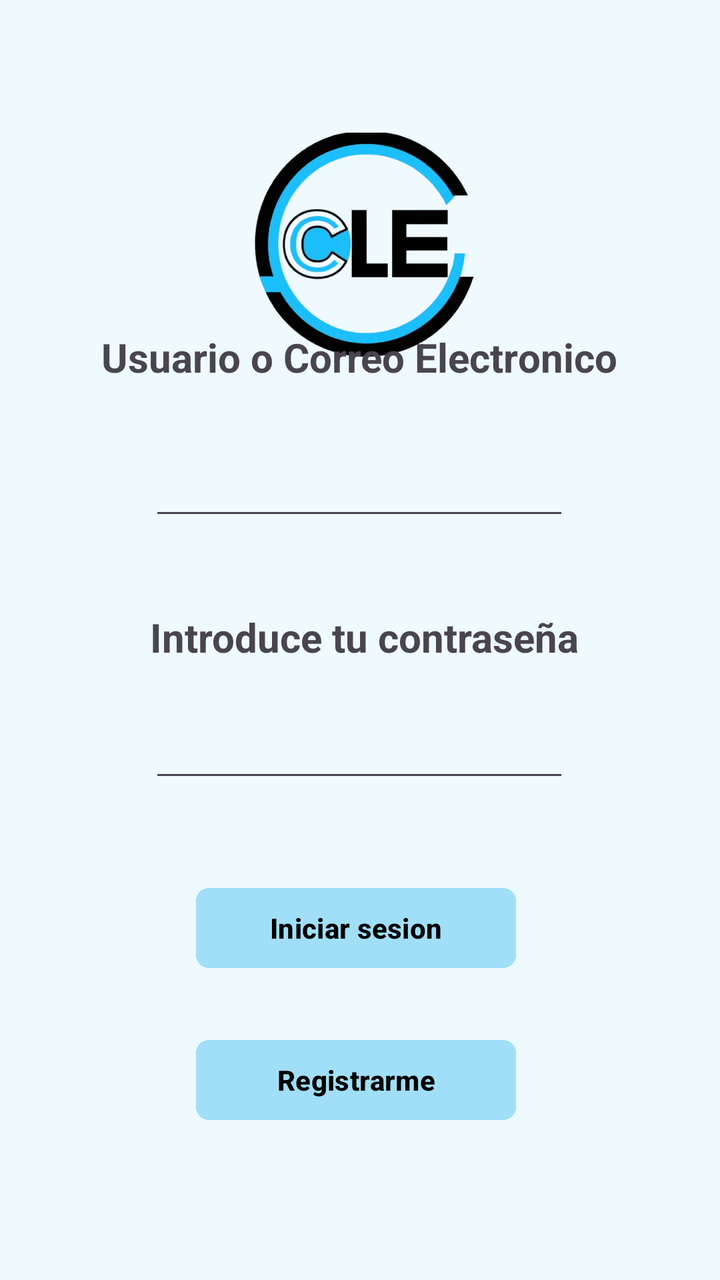
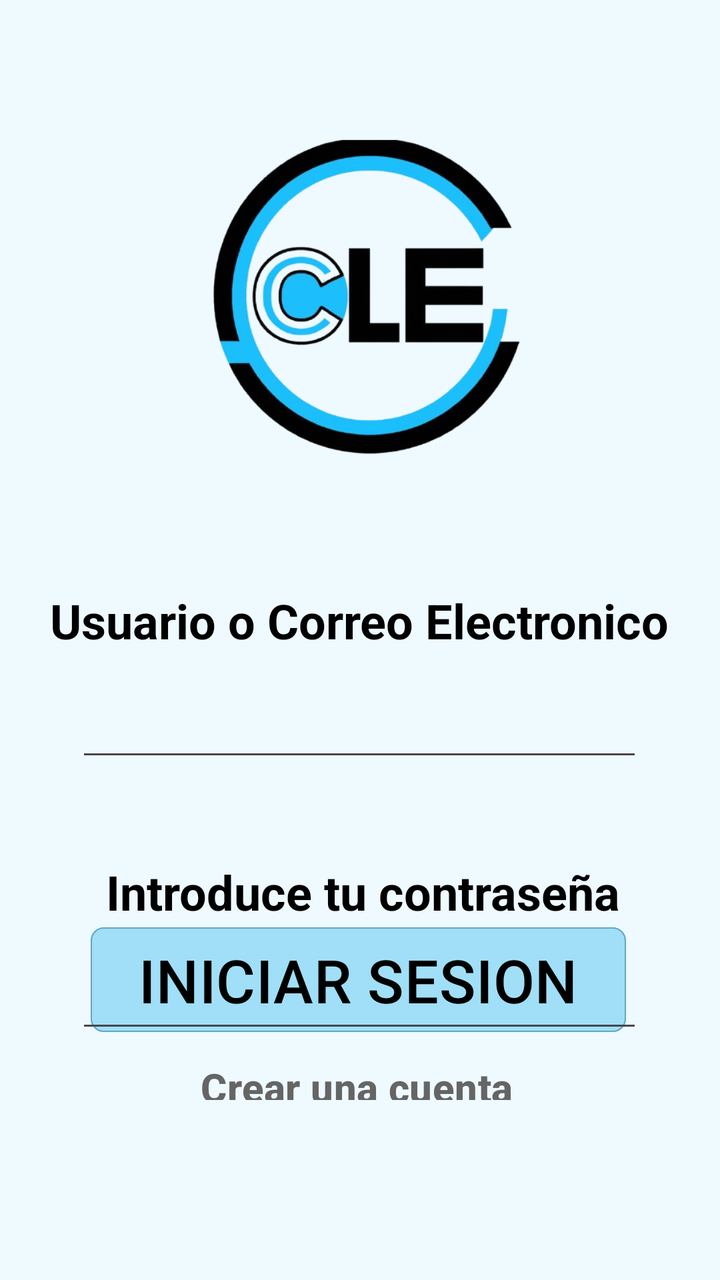

Two renders of the same Android screen: before a commit and after it. Below are the layout's source before the change and the commit's diff.
<!-- AndroidManifest.xml: application theme Theme.CuidaLe -->
<!-- res/layout/fragment_inicio_ses.xml -->
<?xml version="1.0" encoding="utf-8"?>
<FrameLayout xmlns:android="http://schemas.android.com/apk/res/android"
    xmlns:app="http://schemas.android.com/apk/res-auto"
    xmlns:tools="http://schemas.android.com/tools"
    android:layout_width="match_parent"
    android:layout_height="match_parent"
    android:background="@color/fondo"
    tools:context=".FragmentInicioSes">

    <androidx.constraintlayout.widget.ConstraintLayout
        android:layout_width="match_parent"
        android:layout_height="match_parent">

        <TextView
            android:id="@+id/textView9"
            android:layout_width="wrap_content"
            android:layout_height="wrap_content"
            android:layout_marginBottom="108dp"
            android:text="@string/Password"
            android:textSize="20sp"
            android:textStyle="bold"
            app:layout_constraintBottom_toTopOf="@+id/bInicio"
            app:layout_constraintEnd_toEndOf="parent"
            app:layout_constraintHorizontal_bias="0.515"
            app:layout_constraintStart_toStartOf="parent" />

        <Button
            android:id="@+id/bInicio"
            android:layout_width="160sp"
            android:layout_height="wrap_content"
            android:layout_marginBottom="28dp"
            android:backgroundTint="@color/boton"
            android:onClick="inicioSesion"
            android:text="@string/botonInicioSesion"
            android:textColor="#000000"
            android:textStyle="bold"
            app:cornerRadius="20px"
            app:layout_constraintBottom_toTopOf="@+id/bRegistro"
            app:layout_constraintEnd_toEndOf="parent"
            app:layout_constraintHorizontal_bias="0.49"
            app:layout_constraintStart_toStartOf="parent" />

        <EditText
            android:id="@+id/usuario"
            android:layout_width="wrap_content"
            android:layout_height="wrap_content"
            android:layout_marginBottom="40dp"
            android:ems="10"
            android:inputType="text"
            android:minHeight="48dp"
            app:layout_constraintBottom_toTopOf="@+id/textView9"
            app:layout_constraintEnd_toEndOf="parent"
            app:layout_constraintHorizontal_bias="0.497"
            app:layout_constraintStart_toStartOf="parent"
            tools:ignore="SpeakableTextPresentCheck" />

        <ImageView
            android:id="@+id/Logo"
            android:layout_width="158dp"
            android:layout_height="143dp"
            android:layout_marginTop="52dp"
            app:layout_constraintEnd_toEndOf="parent"
            app:layout_constraintHorizontal_bias="0.498"
            app:layout_constraintStart_toStartOf="parent"
            app:layout_constraintTop_toTopOf="parent"
            android:src="@drawable/logo" />

        <Button
            android:id="@+id/bRegistro"
            android:layout_width="160sp"
            android:layout_height="wrap_content"
            android:layout_marginBottom="76dp"
            android:backgroundTint="@color/boton"
            android:onClick="pantallaRegistro"
            android:text="@string/botonRegistro"
            android:textColor="#000000"
            android:textStyle="bold"
            app:cornerRadius="20px"
            app:layout_constraintBottom_toBottomOf="parent"
            app:layout_constraintEnd_toEndOf="parent"
            app:layout_constraintHorizontal_bias="0.49"
            app:layout_constraintStart_toStartOf="parent" />

        <EditText
            android:id="@+id/contrasena"
            android:layout_width="wrap_content"
            android:layout_height="wrap_content"
            android:layout_marginBottom="168dp"
            android:ems="10"
            android:inputType="textPassword"
            android:minHeight="48dp"
            app:layout_constraintBottom_toBottomOf="@+id/bRegistro"
            app:layout_constraintEnd_toEndOf="parent"
            app:layout_constraintHorizontal_bias="0.497"
            app:layout_constraintStart_toStartOf="parent"
            tools:ignore="SpeakableTextPresentCheck" />

        <TextView
            android:id="@+id/textView8"
            android:layout_width="wrap_content"
            android:layout_height="wrap_content"
            android:layout_marginBottom="448dp"
            android:text="@string/Usuario"
            android:textSize="20sp"
            android:textStyle="bold"
            app:layout_constraintBottom_toBottomOf="parent"
            app:layout_constraintEnd_toEndOf="parent"
            app:layout_constraintHorizontal_bias="0.496"
            app:layout_constraintStart_toStartOf="parent"
            app:layout_constraintVertical_bias="0.09" />

    </androidx.constraintlayout.widget.ConstraintLayout>
</FrameLayout>
<!-- resources referenced by this layout -->
<resources>
  <color name="boton">#A0DFF7</color>
  <color name="fondo">#EEFAFF</color>
  <!-- drawable logo: png bitmap (drawable, 117183 bytes) -->
  <string name="Password">Introduce tu contraseña</string>
  <string name="Usuario">Usuario o Correo Electronico</string>
  <string name="botonInicioSesion">Iniciar sesion</string>
  <string name="botonRegistro">Registrarme</string>
  <style name="Theme.CuidaLe" parent="Base.Theme.CuidaLe" />
  <style name="Base.Theme.CuidaLe" parent="Theme.Material3.DayNight.NoActionBar">
          
          
      </style>
</resources>

<!-- the commit's change to res/layout/fragment_inicio_ses.xml (unified diff, before → after) -->
@@ -11,69 +11,45 @@
         android:layout_width="match_parent"
         android:layout_height="match_parent">
 
-        <TextView
-            android:id="@+id/textView9"
+        <Button
+            android:id="@+id/bInicio"
             android:layout_width="wrap_content"
             android:layout_height="wrap_content"
-            android:layout_marginBottom="108dp"
-            android:text="@string/Password"
-            android:textSize="20sp"
-            android:textStyle="bold"
-            app:layout_constraintBottom_toTopOf="@+id/bInicio"
-            app:layout_constraintEnd_toEndOf="parent"
-            app:layout_constraintHorizontal_bias="0.515"
-            app:layout_constraintStart_toStartOf="parent" />
-
-        <Button
-            android:id="@+id/bInicio"
-            android:layout_width="160sp"
-            android:layout_height="wrap_content"
-            android:layout_marginBottom="28dp"
             android:backgroundTint="@color/boton"
             android:onClick="inicioSesion"
             android:text="@string/botonInicioSesion"
+            android:textAllCaps="true"
             android:textColor="#000000"
-            android:textStyle="bold"
+            android:textSize="30sp"
             app:cornerRadius="20px"
             app:layout_constraintBottom_toTopOf="@+id/bRegistro"
             app:layout_constraintEnd_toEndOf="parent"
             app:layout_constraintHorizontal_bias="0.49"
-            app:layout_constraintStart_toStartOf="parent" />
-
-        <EditText
-            android:id="@+id/usuario"
-            android:layout_width="wrap_content"
-            android:layout_height="wrap_content"
-            android:layout_marginBottom="40dp"
-            android:ems="10"
-            android:inputType="text"
-            android:minHeight="48dp"
-            app:layout_constraintBottom_toTopOf="@+id/textView9"
-            app:layout_constraintEnd_toEndOf="parent"
-            app:layout_constraintHorizontal_bias="0.497"
             app:layout_constraintStart_toStartOf="parent"
-            tools:ignore="SpeakableTextPresentCheck" />
+            app:strokeColor="#62A7C2"
+            app:strokeWidth="2px" />
 
         <ImageView
             android:id="@+id/Logo"
-            android:layout_width="158dp"
-            android:layout_height="143dp"
-            android:layout_marginTop="52dp"
+            android:layout_width="205dp"
+            android:layout_height="200dp"
+            android:layout_marginTop="50dp"
+            android:src="@drawable/logo"
             app:layout_constraintEnd_toEndOf="parent"
             app:layout_constraintHorizontal_bias="0.498"
             app:layout_constraintStart_toStartOf="parent"
-            app:layout_constraintTop_toTopOf="parent"
-            android:src="@drawable/logo" />
+            app:layout_constraintTop_toTopOf="parent" />
 
         <Button
             android:id="@+id/bRegistro"
-            android:layout_width="160sp"
-            android:layout_height="wrap_content"
-            android:layout_marginBottom="76dp"
-            android:backgroundTint="@color/boton"
+            android:layout_width="wrap_content"
+            android:layout_height="120px"
+            android:layout_marginBottom="80dp"
+            android:backgroundTint="@color/fondo"
             android:onClick="pantallaRegistro"
-            android:text="@string/botonRegistro"
-            android:textColor="#000000"
+            android:text="@string/botonRegistro2"
+            android:textColor="#656565"
+            android:textSize="20sp"
             android:textStyle="bold"
             app:cornerRadius="20px"
             app:layout_constraintBottom_toBottomOf="parent"
@@ -81,33 +57,64 @@
             app:layout_constraintHorizontal_bias="0.49"
             app:layout_constraintStart_toStartOf="parent" />
 
+        <TextView
+            android:id="@+id/textView8"
+            android:layout_width="wrap_content"
+            android:layout_height="wrap_content"
+            android:layout_marginTop="44dp"
+            android:text="@string/Usuario"
+            android:textAlignment="viewStart"
+            android:textColor="@color/black"
+            android:textSize="24sp"
+            android:textStyle="bold"
+            app:layout_constraintEnd_toEndOf="parent"
+            app:layout_constraintHorizontal_bias="0.496"
+            app:layout_constraintStart_toStartOf="parent"
+            app:layout_constraintTop_toBottomOf="@+id/Logo" />
+
+        <EditText
+            android:id="@+id/usuario"
+            android:layout_width="wrap_content"
+            android:layout_height="wrap_content"
+            android:layout_marginTop="10dp"
+            android:ems="10"
+            android:inputType="text"
+            android:minHeight="48dp"
+            android:textSize="24sp"
+            app:layout_constraintEnd_toEndOf="parent"
+            app:layout_constraintHorizontal_bias="0.497"
+            app:layout_constraintStart_toStartOf="parent"
+            app:layout_constraintTop_toBottomOf="@+id/textView8"
+            tools:ignore="SpeakableTextPresentCheck" />
+
+        <TextView
+            android:id="@+id/textView9"
+            android:layout_width="wrap_content"
+            android:layout_height="wrap_content"
+            android:layout_marginTop="44dp"
+            android:text="@string/Password"
+            android:textColor="@color/black"
+            android:textSize="24sp"
+            android:textStyle="bold"
+            app:layout_constraintEnd_toEndOf="parent"
+            app:layout_constraintHorizontal_bias="0.515"
+            app:layout_constraintStart_toStartOf="parent"
+            app:layout_constraintTop_toBottomOf="@+id/usuario" />
+
         <EditText
             android:id="@+id/contrasena"
             android:layout_width="wrap_content"
             android:layout_height="wrap_content"
-            android:layout_marginBottom="168dp"
+            android:layout_marginTop="10dp"
             android:ems="10"
             android:inputType="textPassword"
             android:minHeight="48dp"
-            app:layout_constraintBottom_toBottomOf="@+id/bRegistro"
+            android:textSize="24sp"
             app:layout_constraintEnd_toEndOf="parent"
             app:layout_constraintHorizontal_bias="0.497"
             app:layout_constraintStart_toStartOf="parent"
+            app:layout_constraintTop_toBottomOf="@+id/textView9"
             tools:ignore="SpeakableTextPresentCheck" />
-
-        <TextView
-            android:id="@+id/textView8"
-            android:layout_width="wrap_content"
-            android:layout_height="wrap_content"
-            android:layout_marginBottom="448dp"
-            android:text="@string/Usuario"
-            android:textSize="20sp"
-            android:textStyle="bold"
-            app:layout_constraintBottom_toBottomOf="parent"
-            app:layout_constraintEnd_toEndOf="parent"
-            app:layout_constraintHorizontal_bias="0.496"
-            app:layout_constraintStart_toStartOf="parent"
-            app:layout_constraintVertical_bias="0.09" />
 
     </androidx.constraintlayout.widget.ConstraintLayout>
 </FrameLayout>
<!-- resource entries referenced after the edit -->
@@ -1,12 +1,13 @@
 <!-- resources referenced by this layout -->
 <resources>
+  <color name="black">#FF000000</color>
   <color name="boton">#A0DFF7</color>
   <color name="fondo">#EEFAFF</color>
   <!-- drawable logo: png bitmap (drawable, 117183 bytes) -->
   <string name="Password">Introduce tu contraseña</string>
   <string name="Usuario">Usuario o Correo Electronico</string>
   <string name="botonInicioSesion">Iniciar sesion</string>
-  <string name="botonRegistro">Registrarme</string>
+  <string name="botonRegistro2">Crear una cuenta</string>
   <style name="Theme.CuidaLe" parent="Base.Theme.CuidaLe" />
   <style name="Base.Theme.CuidaLe" parent="Theme.Material3.DayNight.NoActionBar">
           
